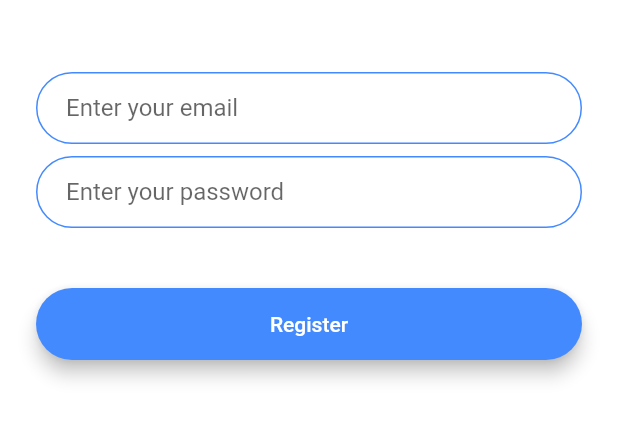
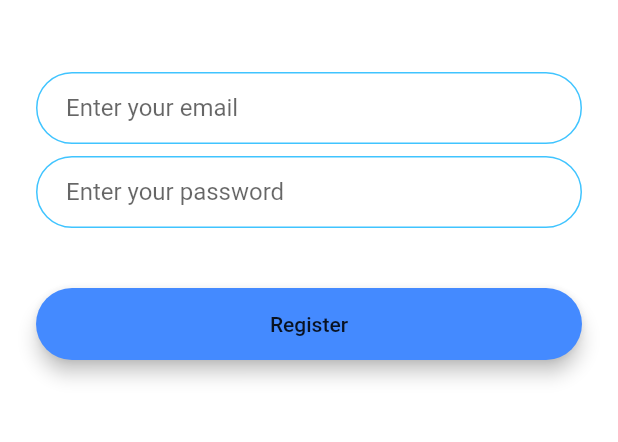
Before and after one commit to StanisicS/flutter-chat, a Flutter app: the RegistrationScreen screen opened by its route, on a phone screen of 412 x 824 dp, the part 576-1018 px from its top. Run offline on Flutter 3.47's test engine with Material 2 defaults, Android fonts, the phone set to English and light mode, and no system bars; our stand-ins replace animated_text_kit.

Commit message:
Update registration_screen.dart

```diff
--- a/lib/screens/registration_screen.dart
+++ b/lib/screens/registration_screen.dart
@@ -1,4 +1,6 @@
 import 'package:flutter/material.dart';
+import 'package:flash_chat/components/rounded_button.dart';
+import 'package:flash_chat/constants.dart';
 
 class RegistrationScreen extends StatefulWidget {
   static String id = 'registration_screen';
@@ -18,9 +20,12 @@ class _RegistrationScreenState extends State<RegistrationScreen> {
           mainAxisAlignment: MainAxisAlignment.center,
           crossAxisAlignment: CrossAxisAlignment.stretch,
           children: <Widget>[
-            Container(
-              height: 200.0,
-              child: Image.asset('images/logo.png'),
+            Hero(
+              tag: 'logo',
+              child: Container(
+                height: 200.0,
+                child: Image.asset('images/logo.png'),
+              ),
             ),
             SizedBox(
               height: 48.0,
@@ -29,22 +34,8 @@ class _RegistrationScreenState extends State<RegistrationScreen> {
               onChanged: (value) {
                 //Do something with the user input.
               },
-              decoration: InputDecoration(
-                hintText: 'Enter your email',
-                contentPadding:
-                    EdgeInsets.symmetric(vertical: 10.0, horizontal: 20.0),
-                border: OutlineInputBorder(
-                  borderRadius: BorderRadius.all(Radius.circular(32.0)),
-                ),
-                enabledBorder: OutlineInputBorder(
-                  borderSide: BorderSide(color: Colors.blueAccent, width: 1.0),
-                  borderRadius: BorderRadius.all(Radius.circular(32.0)),
-                ),
-                focusedBorder: OutlineInputBorder(
-                  borderSide: BorderSide(color: Colors.blueAccent, width: 2.0),
-                  borderRadius: BorderRadius.all(Radius.circular(32.0)),
-                ),
-              ),
+              decoration:
+                  kTextFieldDecoration.copyWith(hintText: 'Enter your email'),
             ),
             SizedBox(
               height: 8.0,
@@ -53,44 +44,16 @@ class _RegistrationScreenState extends State<RegistrationScreen> {
               onChanged: (value) {
                 //Do something with the user input.
               },
-              decoration: InputDecoration(
-                hintText: 'Enter your password',
-                contentPadding:
-                    EdgeInsets.symmetric(vertical: 10.0, horizontal: 20.0),
-                border: OutlineInputBorder(
-                  borderRadius: BorderRadius.all(Radius.circular(32.0)),
-                ),
-                enabledBorder: OutlineInputBorder(
-                  borderSide: BorderSide(color: Colors.blueAccent, width: 1.0),
-                  borderRadius: BorderRadius.all(Radius.circular(32.0)),
-                ),
-                focusedBorder: OutlineInputBorder(
-                  borderSide: BorderSide(color: Colors.blueAccent, width: 2.0),
-                  borderRadius: BorderRadius.all(Radius.circular(32.0)),
-                ),
-              ),
+              decoration: kTextFieldDecoration.copyWith(
+                  hintText: 'Enter your password'),
             ),
             SizedBox(
               height: 24.0,
             ),
-            Padding(
-              padding: EdgeInsets.symmetric(vertical: 16.0),
-              child: Material(
-                color: Colors.blueAccent,
-                borderRadius: BorderRadius.all(Radius.circular(30.0)),
-                elevation: 5.0,
-                child: MaterialButton(
-                  onPressed: () {
-                    //Implement registration functionality.
-                  },
-                  minWidth: 200.0,
-                  height: 42.0,
-                  child: Text(
-                    'Register',
-                    style: TextStyle(color: Colors.white),
-                  ),
-                ),
-              ),
+            RoundedButton(
+              title: 'Register',
+              color: Colors.blueAccent,
+              onPressed: () {},
             ),
           ],
         ),
```
